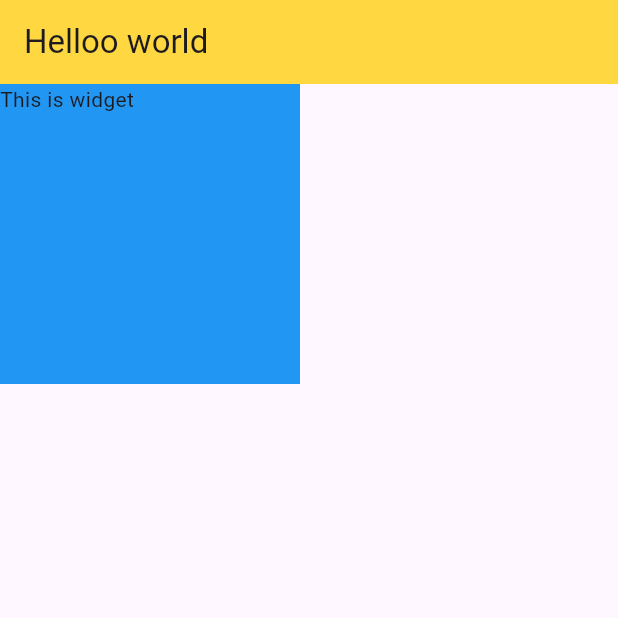
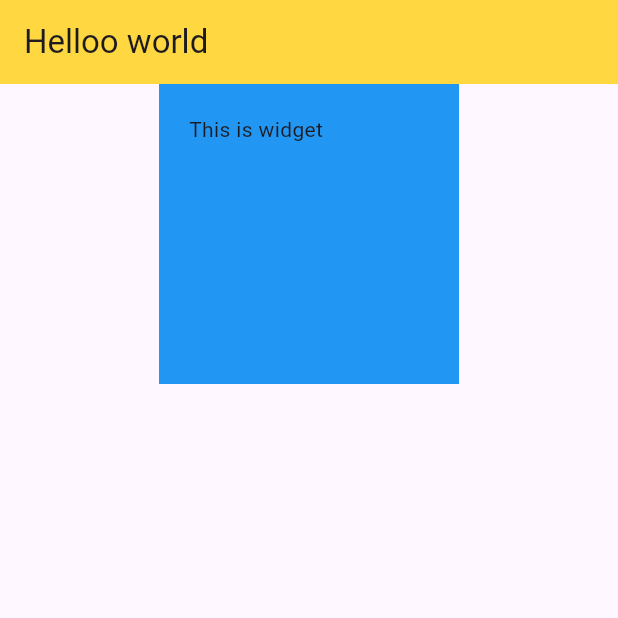
Before and after one commit to dark0crystal/flutterLabExercise, a Flutter app: the screen it shows after launch, on a phone screen of 412 x 824 dp, the top half of it. Run offline on Flutter 3.47's test engine with Material 3 defaults, Android fonts, the phone set to English and light mode, and no system bars.

Commit message:
adding Row and Columns

```diff
--- a/lib/main.dart
+++ b/lib/main.dart
@@ -20,12 +20,19 @@ class Home extends StatelessWidget{
 @override
 // The context object is information about the location that this widget is in inside the application
 Widget build(BuildContext context){
-  return Container(
+  return Row(
+    mainAxisAlignment:MainAxisAlignment.center,
+    crossAxisAlignment:CrossAxisAlignment.center,
+    children: [
+    Container(
     width: 200,
     height: 200,
     color: Colors.blue,
+    padding: EdgeInsets.all(20),
     child: Text("This is widget"),
-  );
+  )
+  ]);
+
 }
 }
 
```
